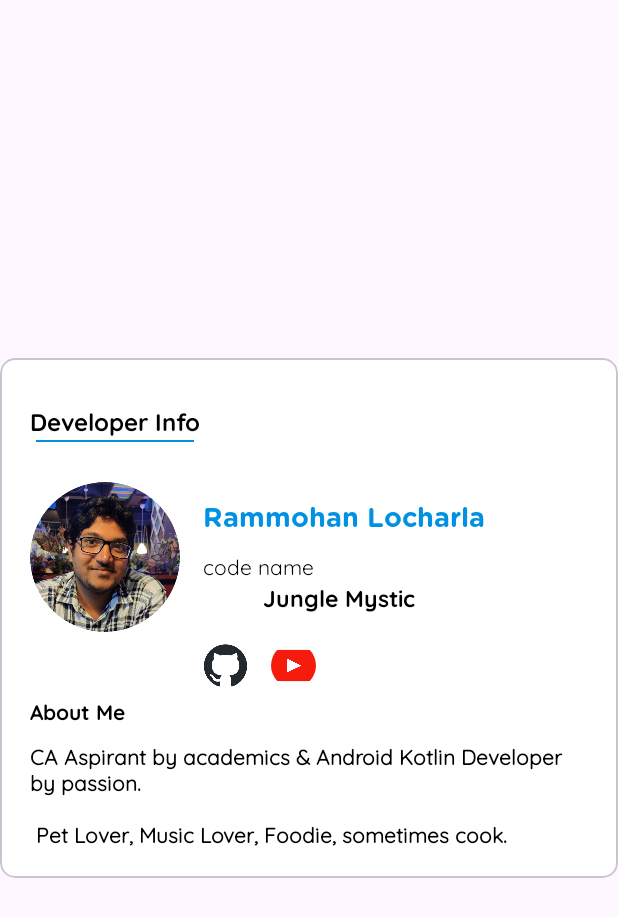
After one commit to JungleMystic/To-Do-List, an Android app: the layout custom_developer_info.xml on its own in the app's theme, with its tools: preview values and no code run, on a phone screen of 412 x 824 dp. The commit adds this screen. Shown: the top 917 px of the screen. Run offline under Robolectric (Android 15) with nearby library versions, the phone set to English and light mode, and no system bars.

Commit message:
Initial Commit v1.0.0

```diff
--- a/app/build.gradle.kts
+++ b/app/build.gradle.kts
@@ -87,6 +87,10 @@ dependencies {
     implementation ("androidx.room:room-ktx:2.5.2")
     ksp("androidx.room:room-compiler:2.5.2")
 
+    // Glide for images
+    implementation ("com.github.bumptech.glide:glide:4.15.1")
+    ksp("com.github.bumptech.glide:ksp:4.14.2")
+
     testImplementation("junit:junit:4.13.2")
     androidTestImplementation("androidx.test.ext:junit:1.1.5")
     androidTestImplementation("androidx.test.espresso:espresso-core:3.5.1")
--- a/app/src/main/AndroidManifest.xml
+++ b/app/src/main/AndroidManifest.xml
@@ -2,7 +2,9 @@
 <manifest xmlns:android="http://schemas.android.com/apk/res/android"
     xmlns:tools="http://schemas.android.com/tools">
 
+    <uses-permission android:name="android.permission.INTERNET"/>
     <uses-permission android:name="android.permission.POST_NOTIFICATIONS"/>
+
     <uses-permission android:name="android.permission.SCHEDULE_EXACT_ALARM"/>
     <uses-permission android:name="android.permission.USE_EXACT_ALARM"/>
 
--- a/app/src/main/java/com/lrm/todolist/fragments/ToDoListFragment.kt
+++ b/app/src/main/java/com/lrm/todolist/fragments/ToDoListFragment.kt
@@ -1,6 +1,11 @@
 package com.lrm.todolist.fragments
 
 import android.Manifest
+import android.app.AlertDialog
+import android.content.Intent
+import android.graphics.Color
+import android.graphics.drawable.ColorDrawable
+import android.net.Uri
 import android.os.Build
 import android.os.Bundle
 import android.util.Log
@@ -12,6 +17,7 @@ import androidx.annotation.RequiresApi
 import androidx.core.content.ContextCompat
 import androidx.fragment.app.Fragment
 import androidx.fragment.app.activityViewModels
+import com.bumptech.glide.Glide
 import com.lrm.todolist.R
 import com.lrm.todolist.ToDoApplication
 import com.lrm.todolist.adapter.ToDoListAdapter
@@ -22,6 +28,7 @@ import com.lrm.todolist.viewmodel.ToDoViewModel
 import com.lrm.todolist.viewmodel.ToDoViewModelFactory
 import com.vmadalin.easypermissions.EasyPermissions
 import com.vmadalin.easypermissions.dialogs.SettingsDialog
+import de.hdodenhof.circleimageview.CircleImageView
 
 class ToDoListFragment : Fragment(), EasyPermissions.PermissionCallbacks {
 
@@ -75,6 +82,16 @@ class ToDoListFragment : Fragment(), EasyPermissions.PermissionCallbacks {
             val addDialog = AddToDoFragment()
             addDialog.show(childFragmentManager, "Add ToDo Dialog")
         }
+
+        binding.appIcon.setOnLongClickListener {
+            showDeveloperInfoDialog()
+            true
+        }
+
+        binding.appName.setOnLongClickListener {
+            showDeveloperInfoDialog()
+            true
+        }
     }
 
     override fun onPermissionsDenied(requestCode: Int, perms: List<String>) {
@@ -116,6 +133,34 @@ class ToDoListFragment : Fragment(), EasyPermissions.PermissionCallbacks {
         EasyPermissions.onRequestPermissionsResult(requestCode, permissions, grantResults, this)
     }
 
+    private fun showDeveloperInfoDialog() {
+        val dialogView = requireActivity().layoutInflater.inflate(R.layout.custom_developer_info, null)
+        val imageLink = "https://firebasestorage.googleapis.com/v0/b/gdg-vizag-f9bf0.appspot.com/o/gdg_vizag%2Fdeveloper%2FRammohan_L_pic.png?alt=media&token=6e55ba28-e0ca-45c6-b50b-be1955da2566"
+        val devImage = dialogView.findViewById<CircleImageView>(R.id.dev_image)
+        Glide.with(requireContext()).load(imageLink).placeholder(R.drawable.loading_icon_anim).into(devImage)
+
+        val devGithubLink = dialogView.findViewById<CircleImageView>(R.id.dev_github_link)
+        val devYoutubeLink = dialogView.findViewById<CircleImageView>(R.id.dev_youtube_link)
+
+        devGithubLink.setOnClickListener {
+            val intent = Intent(Intent.ACTION_VIEW, Uri.parse("https://github.com/JungleMystic"))
+            startActivity(intent)
+        }
+
+        devYoutubeLink.setOnClickListener {
+            val intent = Intent(Intent.ACTION_VIEW, Uri.parse("https://youtube.com/@junglemystic"))
+            startActivity(intent)
+        }
+
+        val builder = AlertDialog.Builder(requireContext())
+        builder.setView(dialogView)
+        builder.setCancelable(true)
+
+        val developerDialog = builder.create()
+        developerDialog.window?.setBackgroundDrawable(ColorDrawable(Color.TRANSPARENT))
+        developerDialog.show()
+    }
+
     override fun onDestroyView() {
         super.onDestroyView()
         Log.i(TAG, "onDestroyView is called")
--- /dev/null
+++ b/app/src/main/res/layout/custom_developer_info.xml
@@ -0,0 +1,160 @@
+<?xml version="1.0" encoding="utf-8"?>
+<androidx.constraintlayout.widget.ConstraintLayout xmlns:android="http://schemas.android.com/apk/res/android"
+    xmlns:app="http://schemas.android.com/apk/res-auto"
+    android:layout_width="match_parent"
+    android:layout_height="match_parent">
+
+    <com.google.android.material.card.MaterialCardView
+        android:id="@+id/organizer_info_card"
+        android:layout_width="match_parent"
+        android:layout_height="wrap_content"
+        app:cardCornerRadius="10dp"
+        app:cardBackgroundColor="@color/white"
+        app:layout_constraintBottom_toBottomOf="parent"
+        app:layout_constraintEnd_toEndOf="parent"
+        app:layout_constraintStart_toStartOf="parent"
+        app:layout_constraintTop_toTopOf="parent">
+
+        <androidx.constraintlayout.widget.ConstraintLayout
+            android:layout_width="match_parent"
+            android:layout_height="match_parent">
+
+            <TextView
+                android:id="@+id/dev_info_title"
+                android:layout_width="wrap_content"
+                android:layout_height="wrap_content"
+                android:text="@string/developer_info"
+                android:textSize="16sp"
+                android:fontFamily="@font/quicksand_bold"
+                android:textStyle="bold"
+                app:layout_constraintTop_toTopOf="parent"
+                app:layout_constraintStart_toStartOf="parent"
+                android:layout_marginTop="30dp"
+                android:layout_marginStart="20dp"
+                android:textColor="@color/black"/>
+
+            <View
+                android:layout_width="0dp"
+                android:layout_height="1dp"
+                android:layout_marginTop="2dp"
+                android:layout_marginStart="4dp"
+                android:layout_marginEnd="4dp"
+                android:background="@color/blue"
+                app:layout_constraintEnd_toEndOf="@id/dev_info_title"
+                app:layout_constraintStart_toStartOf="@id/dev_info_title"
+                app:layout_constraintTop_toBottomOf="@id/dev_info_title" />
+
+            <de.hdodenhof.circleimageview.CircleImageView
+                android:id="@+id/dev_image"
+                android:layout_width="100dp"
+                android:layout_height="100dp"
+                android:layout_marginStart="20dp"
+                android:layout_marginTop="30dp"
+                android:src="@drawable/developer_pic"
+                app:layout_constraintStart_toStartOf="parent"
+                app:layout_constraintTop_toBottomOf="@id/dev_info_title" />
+
+            <TextView
+                android:id="@+id/dev_name"
+                android:layout_width="0dp"
+                android:layout_height="wrap_content"
+                android:text="@string/dev_name"
+                android:textSize="18sp"
+                android:fontFamily="@font/gotham_rounded_bold"
+                app:layout_constraintTop_toTopOf="@id/dev_image"
+                app:layout_constraintStart_toEndOf="@id/dev_image"
+                app:layout_constraintEnd_toEndOf="parent"
+                android:layout_marginTop="10dp"
+                android:layout_marginStart="15dp"
+                android:layout_marginEnd="20dp"
+                android:textColor="@color/blue"/>
+
+            <TextView
+                android:id="@+id/dev_code_name_head"
+                android:layout_width="0dp"
+                android:layout_height="wrap_content"
+                android:text="@string/code_name"
+                android:textSize="14sp"
+                android:fontFamily="@font/quicksand_regular"
+                app:layout_constraintTop_toBottomOf="@id/dev_name"
+                app:layout_constraintStart_toStartOf="@id/dev_name"
+                app:layout_constraintEnd_toEndOf="parent"
+                android:layout_marginTop="10dp"
+                android:layout_marginEnd="20dp"
+                android:maxLines="2"
+                android:textColor="@color/black"/>
+
+            <TextView
+                android:id="@+id/dev_code_name"
+                android:layout_width="0dp"
+                android:layout_height="wrap_content"
+                android:text="@string/dev_code_name"
+                android:textSize="15sp"
+                android:fontFamily="@font/quicksand_bold"
+                android:textStyle="bold"
+                app:layout_constraintTop_toBottomOf="@id/dev_code_name_head"
+                app:layout_constraintStart_toStartOf="@id/dev_code_name_head"
+                app:layout_constraintEnd_toEndOf="parent"
+                android:layout_marginEnd="20dp"
+                android:layout_marginStart="40dp"
+                android:textColor="@color/black"/>
+
+            <LinearLayout
+                android:id="@+id/social_network_ll"
+                android:layout_width="wrap_content"
+                android:layout_height="wrap_content"
+                app:layout_constraintTop_toBottomOf="@id/dev_code_name"
+                app:layout_constraintStart_toStartOf="@id/dev_code_name_head"
+                android:layout_marginTop="20dp"
+                android:orientation="horizontal">
+
+                <de.hdodenhof.circleimageview.CircleImageView
+                    android:id="@+id/dev_github_link"
+                    android:layout_width="30dp"
+                    android:layout_height="30dp"
+                    android:src="@drawable/github_logo"
+                    android:backgroundTint="@color/black"/>
+
+                <de.hdodenhof.circleimageview.CircleImageView
+                    android:id="@+id/dev_youtube_link"
+                    android:layout_width="30dp"
+                    android:layout_height="30dp"
+                    android:layout_marginStart="15dp"
+                    android:src="@drawable/youtube_icon" />
+
+            </LinearLayout>
+
+            <TextView
+                android:id="@+id/about_me_title"
+                android:layout_width="0dp"
+                android:layout_height="wrap_content"
+                android:text="@string/about_me"
+                android:textSize="14sp"
+                android:fontFamily="@font/quicksand_bold"
+                app:layout_constraintTop_toBottomOf="@id/social_network_ll"
+                app:layout_constraintStart_toStartOf="@id/dev_image"
+                android:layout_marginTop="5dp"
+                android:textColor="@color/black"/>
+
+            <TextView
+                android:id="@+id/dev_info"
+                android:layout_width="0dp"
+                android:layout_height="wrap_content"
+                android:text="@string/dev_about"
+                android:textSize="14sp"
+                android:fontFamily="@font/quicksand_regular"
+                android:textStyle="bold"
+                app:layout_constraintTop_toBottomOf="@id/about_me_title"
+                app:layout_constraintStart_toStartOf="@id/dev_image"
+                app:layout_constraintEnd_toEndOf="parent"
+                app:layout_constraintBottom_toBottomOf="parent"
+                android:layout_marginBottom="20dp"
+                android:layout_marginEnd="20dp"
+                android:layout_marginTop="10dp"
+                android:textColor="@color/black"/>
+
+        </androidx.constraintlayout.widget.ConstraintLayout>
+
+    </com.google.android.material.card.MaterialCardView>
+
+</androidx.constraintlayout.widget.ConstraintLayout>
--- a/app/src/main/res/layout/fragment_to_do_list.xml
+++ b/app/src/main/res/layout/fragment_to_do_list.xml
@@ -36,7 +36,7 @@
                     android:contentDescription="@null"/>
 
                 <TextView
-                    android:id="@+id/fragment_label"
+                    android:id="@+id/app_name"
                     android:layout_width="wrap_content"
                     android:layout_height="0dp"
                     android:text="@string/app_name"
--- a/app/src/main/res/values/strings.xml
+++ b/app/src/main/res/values/strings.xml
@@ -1,7 +1,5 @@
 <resources>
     <string name="app_name">ToDo</string>
-    <!-- TODO: Remove or change this placeholder text -->
-    <string name="hello_blank_fragment">Hello blank fragment</string>
 
     <string name="add_todo">Add ToDo</string>
     <string name="edit_todo">Edit ToDo</string>
@@ -18,4 +16,12 @@
 
     <string name="nothing_todo">Nothing ToDo…</string>
     <string name="update">Update</string>
+
+    <string name="developer_info">Developer Info</string>
+    <string name="dev_name">Rammohan Locharla</string>
+    <string name="code_name">code name</string>
+    <string name="dev_code_name">Jungle Mystic</string>
+    <string name="about_me">About Me</string>
+    <string name="dev_about">CA Aspirant by academics &amp; Android Kotlin Developer by passion. \n \n Pet Lover, Music Lover, Foodie, sometimes cook.</string>
+
 </resources>
```
Also changed, not shown: app/src/main/res/drawable/developer_pic.png (added), app/src/main/res/drawable/github_logo.png (added), app/src/main/res/drawable/single_tick_icon.png (deleted), app/src/main/res/drawable/youtube_icon.png (added).
